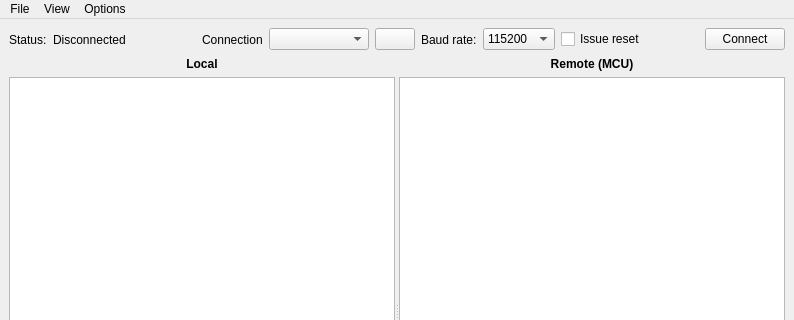
This is gui/qt/mainwindow.ui in BetaRavener/uPyLoader as Qt 5 draws it before an edit; both pictures show x 0 to 794 and y 0 to 320 of the 794 by 597 pixel window. The edited form follows.
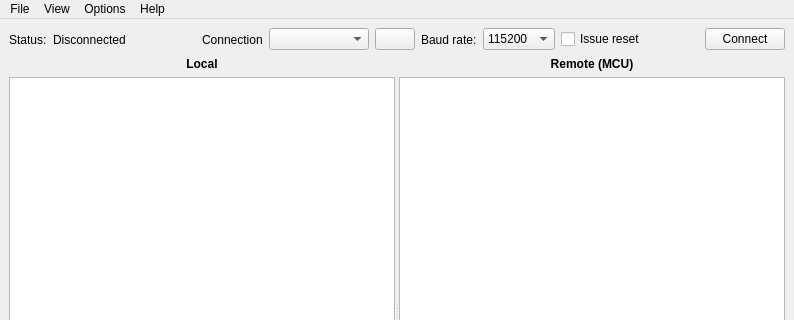
This is the edited form. Icons and pictures are not drawn. Custom widgets are drawn as their Qt base class.

Commit message: About dialog.

```diff
--- a/gui/qt/mainwindow.ui
+++ b/gui/qt/mainwindow.ui
@@ -530,9 +530,16 @@
     </property>
     <addaction name="actionSettings"/>
    </widget>
+   <widget class="QMenu" name="menuHelp">
+    <property name="title">
+     <string>Help</string>
+    </property>
+    <addaction name="actionAbout"/>
+   </widget>
    <addaction name="menuFile"/>
    <addaction name="menuView"/>
    <addaction name="menuOptions"/>
+   <addaction name="menuHelp"/>
   </widget>
   <widget class="QStatusBar" name="statusbar"/>
   <action name="actionNavigate">
```
Left out of the diff: 5 changed lines with no effect on the pictures. The commit also changes 5 other files.
